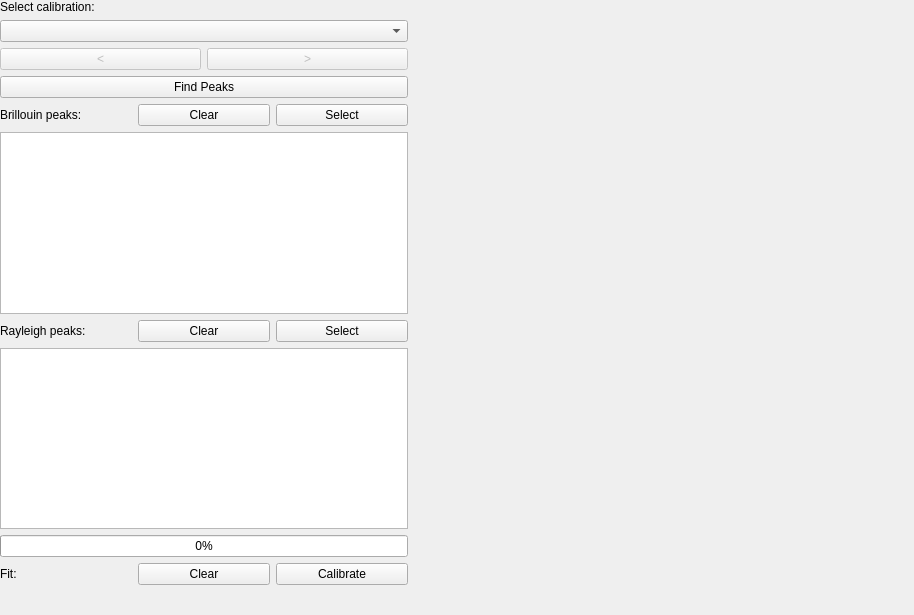
This is bmicro/gui/calibration/calibration_view.ui in BrillouinMicroscopy/BMicro as Qt 5 draws it before an edit. The edited form follows.
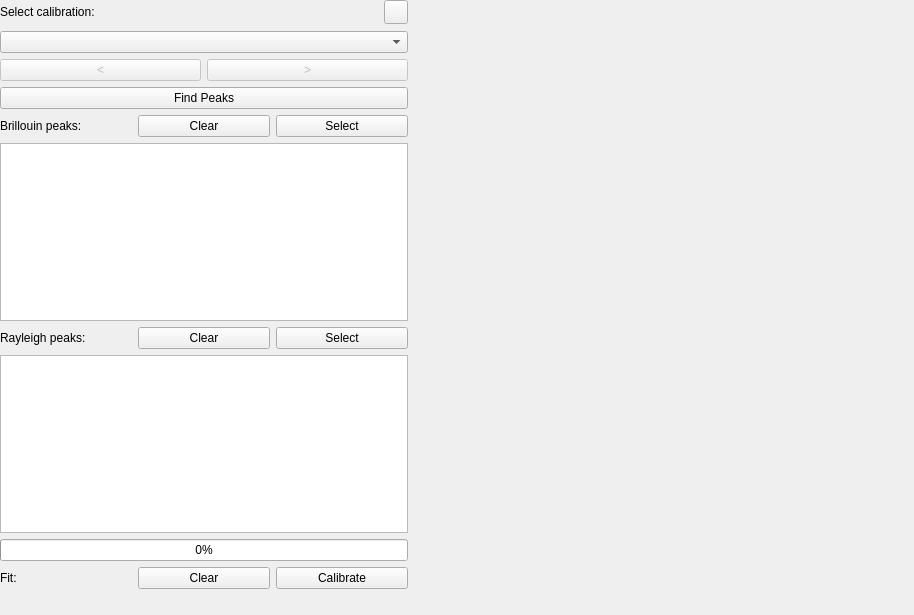
This is the edited form. Icons and pictures are not drawn.

Commit message: Add calibration options dialog

Diff of the .ui file:
```diff
--- a/bmicro/gui/calibration/calibration_view.ui
+++ b/bmicro/gui/calibration/calibration_view.ui
@@ -35,7 +35,7 @@
          <property name="minimumSize">
           <size>
            <width>400</width>
-           <height>70</height>
+           <height>81</height>
           </size>
          </property>
          <property name="maximumSize">
@@ -58,6 +58,21 @@
            <number>0</number>
           </property>
           <item>
+           <widget class="QWidget" name="widget" native="true">
+            <layout class="QHBoxLayout" name="horizontalLayout_7">
+             <property name="leftMargin">
+              <number>0</number>
+             </property>
+             <property name="topMargin">
+              <number>0</number>
+             </property>
+             <property name="rightMargin">
+              <number>0</number>
+             </property>
+             <property name="bottomMargin">
+              <number>0</number>
+             </property>
+             <item>
            <widget class="QLabel" name="label_selection">
             <property name="sizePolicy">
              <sizepolicy hsizetype="Expanding" vsizetype="Fixed">
@@ -68,6 +83,35 @@
             <property name="text">
              <string>Select calibration:</string>
             </property>
+              </widget>
+             </item>
+             <item>
+              <widget class="QPushButton" name="calibration_options">
+               <property name="minimumSize">
+                <size>
+                 <width>24</width>
+                 <height>24</height>
+                </size>
+               </property>
+               <property name="maximumSize">
+                <size>
+                 <width>24</width>
+                 <height>24</height>
+                </size>
+               </property>
+               <property name="toolTip">
+                <string>Open calibration options</string>
+               </property>
+               <property name="text">
+                <string/>
+               </property>
+               <property name="icon">
+                <iconset>
+                 <normaloff>../../img/cog.svg</normaloff>../../img/cog.svg</iconset>
+               </property>
+              </widget>
+             </item>
+            </layout>
            </widget>
           </item>
           <item>
```
Lines whose indentation alone changed are shown as unchanged. The commit also changes 4 other files.
